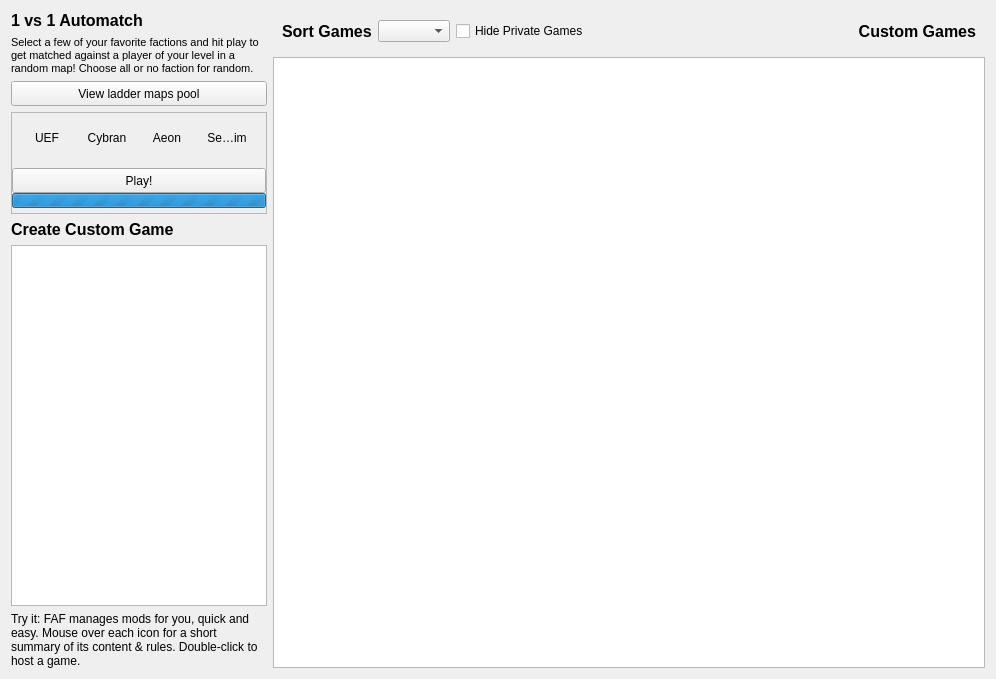
Above: res/games/games.ui from FAForever/client before the change. Below: the same form after it.
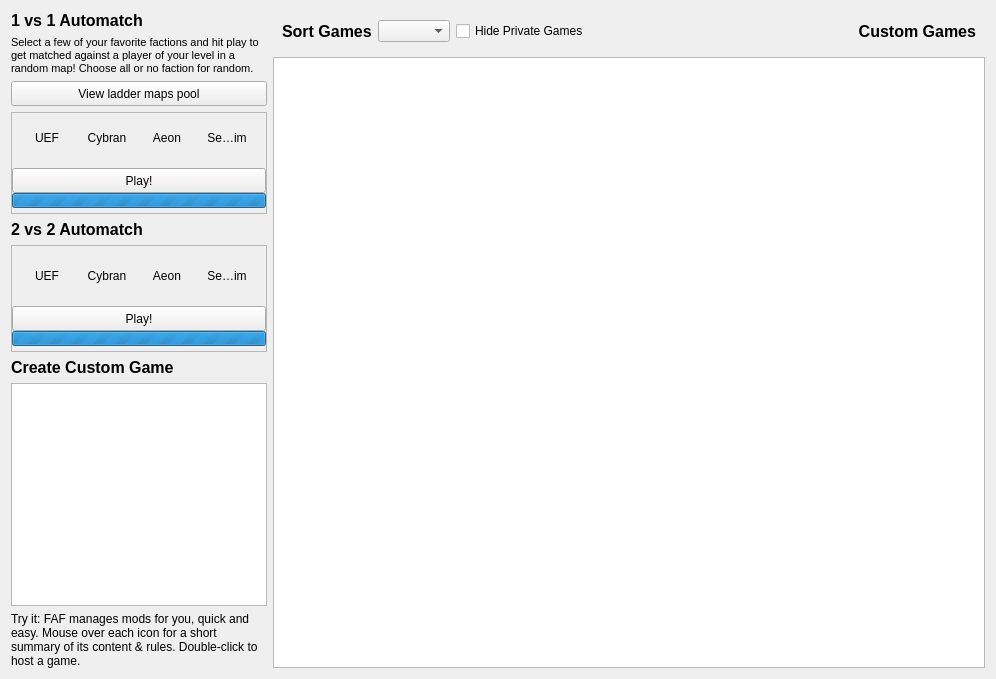
That is the form after the change.

```diff
--- a/res/games/games.ui
+++ b/res/games/games.ui
@@ -32,7 +32,16 @@
       <number>0</number>
      </property>
      <layout class="QVBoxLayout" name="verticalLayout_2">
-      <property name="margin">
+      <property name="leftMargin">
+       <number>0</number>
+      </property>
+      <property name="topMargin">
+       <number>0</number>
+      </property>
+      <property name="rightMargin">
+       <number>0</number>
+      </property>
+      <property name="bottomMargin">
        <number>0</number>
       </property>
       <item>
@@ -181,7 +190,16 @@
       <number>0</number>
      </property>
      <layout class="QVBoxLayout" name="verticalLayout">
-      <property name="margin">
+      <property name="leftMargin">
+       <number>0</number>
+      </property>
+      <property name="topMargin">
+       <number>0</number>
+      </property>
+      <property name="rightMargin">
+       <number>0</number>
+      </property>
+      <property name="bottomMargin">
        <number>0</number>
       </property>
       <item>
@@ -268,7 +286,16 @@
          <enum>QFrame::Plain</enum>
         </property>
         <layout class="QGridLayout" name="gridLayout">
-         <property name="margin">
+         <property name="leftMargin">
+          <number>0</number>
+         </property>
+         <property name="topMargin">
+          <number>0</number>
+         </property>
+         <property name="rightMargin">
+          <number>0</number>
+         </property>
+         <property name="bottomMargin">
           <number>0</number>
          </property>
          <property name="spacing">
@@ -532,6 +559,22 @@
            </item>
           </layout>
          </item>
+         <item row="2" column="0">
+          <spacer name="verticalSpacer_2">
+           <property name="orientation">
+            <enum>Qt::Vertical</enum>
+           </property>
+           <property name="sizeType">
+            <enum>QSizePolicy::Fixed</enum>
+           </property>
+           <property name="sizeHint" stdset="0">
+            <size>
+             <width>20</width>
+             <height>5</height>
+            </size>
+           </property>
+          </spacer>
+         </item>
          <item row="3" column="0">
           <widget class="QToolButton" name="rankedPlay">
            <property name="sizePolicy">
@@ -566,8 +609,62 @@
            </property>
           </widget>
          </item>
-         <item row="2" column="0">
-          <spacer name="verticalSpacer_2">
+        </layout>
+       </widget>
+      </item>
+      <item>
+       <widget class="QLabel" name="labelTMM">
+        <property name="font">
+         <font>
+          <family>Segoe UI</family>
+          <pointsize>12</pointsize>
+          <weight>75</weight>
+          <bold>true</bold>
+         </font>
+        </property>
+        <property name="text">
+         <string>2 vs 2 Automatch</string>
+        </property>
+       </widget>
+      </item>
+      <item>
+       <widget class="QFrame" name="tmmFrame">
+        <property name="sizePolicy">
+         <sizepolicy hsizetype="Preferred" vsizetype="Minimum">
+          <horstretch>0</horstretch>
+          <verstretch>0</verstretch>
+         </sizepolicy>
+        </property>
+        <property name="minimumSize">
+         <size>
+          <width>50</width>
+          <height>60</height>
+         </size>
+        </property>
+        <property name="frameShape">
+         <enum>QFrame::StyledPanel</enum>
+        </property>
+        <property name="frameShadow">
+         <enum>QFrame::Plain</enum>
+        </property>
+        <layout class="QGridLayout" name="gridLayout_2">
+         <property name="leftMargin">
+          <number>0</number>
+         </property>
+         <property name="topMargin">
+          <number>0</number>
+         </property>
+         <property name="rightMargin">
+          <number>0</number>
+         </property>
+         <property name="bottomMargin">
+          <number>0</number>
+         </property>
+         <property name="spacing">
+          <number>0</number>
+         </property>
+         <item row="1" column="1">
+          <spacer name="verticalSpacer_3">
            <property name="orientation">
             <enum>Qt::Vertical</enum>
            </property>
@@ -582,6 +679,214 @@
            </property>
           </spacer>
          </item>
+         <item row="2" column="1">
+          <widget class="QToolButton" name="tmmPlay">
+           <property name="sizePolicy">
+            <sizepolicy hsizetype="Expanding" vsizetype="Fixed">
+             <horstretch>0</horstretch>
+             <verstretch>0</verstretch>
+            </sizepolicy>
+           </property>
+           <property name="minimumSize">
+            <size>
+             <width>0</width>
+             <height>25</height>
+            </size>
+           </property>
+           <property name="whatsThis">
+            <string extracomment="Select some factions and start searching for a 2 vs 2 match"/>
+           </property>
+           <property name="text">
+            <string>Play!</string>
+           </property>
+          </widget>
+         </item>
+         <item row="3" column="1">
+          <widget class="QProgressBar" name="tmmProgress">
+           <property name="font">
+            <font>
+             <pointsize>4</pointsize>
+            </font>
+           </property>
+           <property name="toolTip">
+            <string>Scanning for Opponents</string>
+           </property>
+           <property name="maximum">
+            <number>0</number>
+           </property>
+           <property name="value">
+            <number>0</number>
+           </property>
+           <property name="alignment">
+            <set>Qt::AlignCenter</set>
+           </property>
+           <property name="format">
+            <string>scanning</string>
+           </property>
+          </widget>
+         </item>
+         <item row="0" column="1">
+          <layout class="QHBoxLayout" name="horizontalLayout_4">
+           <property name="spacing">
+            <number>0</number>
+           </property>
+           <property name="topMargin">
+            <number>5</number>
+           </property>
+           <item>
+            <widget class="QToolButton" name="tmmUEF">
+             <property name="minimumSize">
+              <size>
+               <width>50</width>
+               <height>50</height>
+              </size>
+             </property>
+             <property name="maximumSize">
+              <size>
+               <width>50</width>
+               <height>50</height>
+              </size>
+             </property>
+             <property name="toolTip">
+              <string>UEF 2v2 Match</string>
+             </property>
+             <property name="text">
+              <string>UEF</string>
+             </property>
+             <property name="iconSize">
+              <size>
+               <width>50</width>
+               <height>50</height>
+              </size>
+             </property>
+             <property name="checkable">
+              <bool>true</bool>
+             </property>
+             <property name="autoRaise">
+              <bool>true</bool>
+             </property>
+            </widget>
+           </item>
+           <item>
+            <widget class="QToolButton" name="tmmCybran">
+             <property name="minimumSize">
+              <size>
+               <width>50</width>
+               <height>50</height>
+              </size>
+             </property>
+             <property name="maximumSize">
+              <size>
+               <width>50</width>
+               <height>50</height>
+              </size>
+             </property>
+             <property name="toolTip">
+              <string>Cybran 2v2 Match</string>
+             </property>
+             <property name="text">
+              <string>Cybran</string>
+             </property>
+             <property name="iconSize">
+              <size>
+               <width>50</width>
+               <height>50</height>
+              </size>
+             </property>
+             <property name="checkable">
+              <bool>true</bool>
+             </property>
+             <property name="autoRaise">
+              <bool>true</bool>
+             </property>
+            </widget>
+           </item>
+           <item>
+            <widget class="QToolButton" name="tmmAeon">
+             <property name="minimumSize">
+              <size>
+               <width>50</width>
+               <height>50</height>
+              </size>
+             </property>
+             <property name="maximumSize">
+              <size>
+               <width>50</width>
+               <height>50</height>
+              </size>
+             </property>
+             <property name="toolTip">
+              <string>Aeon 2v2 Match</string>
+             </property>
+             <property name="text">
+              <string>Aeon</string>
+             </property>
+             <property name="iconSize">
+              <size>
+               <width>50</width>
+               <height>50</height>
+              </size>
+             </property>
+             <property name="checkable">
+              <bool>true</bool>
+             </property>
+             <property name="autoRaise">
+              <bool>true</bool>
+             </property>
+            </widget>
+           </item>
+           <item>
+            <widget class="QToolButton" name="tmmSeraphim">
+             <property name="minimumSize">
+              <size>
+               <width>50</width>
+               <height>50</height>
+              </size>
+             </property>
+             <property name="maximumSize">
+              <size>
+               <width>50</width>
+               <height>50</height>
+              </size>
+             </property>
+             <property name="toolTip">
+              <string>Seraphim 2v2 Match</string>
+             </property>
+             <property name="text">
+              <string>Seraphim</string>
+             </property>
+             <property name="iconSize">
+              <size>
+               <width>50</width>
+               <height>50</height>
+              </size>
+             </property>
+             <property name="checkable">
+              <bool>true</bool>
+             </property>
+             <property name="autoRaise">
+              <bool>true</bool>
+             </property>
+            </widget>
+           </item>
+          </layout>
+         </item>
+         <item row="4" column="1">
+          <spacer name="verticalSpacer_4">
+           <property name="orientation">
+            <enum>Qt::Vertical</enum>
+           </property>
+           <property name="sizeType">
+            <enum>QSizePolicy::Fixed</enum>
+           </property>
+           <property name="sizeHint" stdset="0">
+            <size>
+             <width>5</width>
+             <height>5</height>
+            </size>
+           </property>
+          </spacer>
+         </item>
         </layout>
        </widget>
       </item>
```
